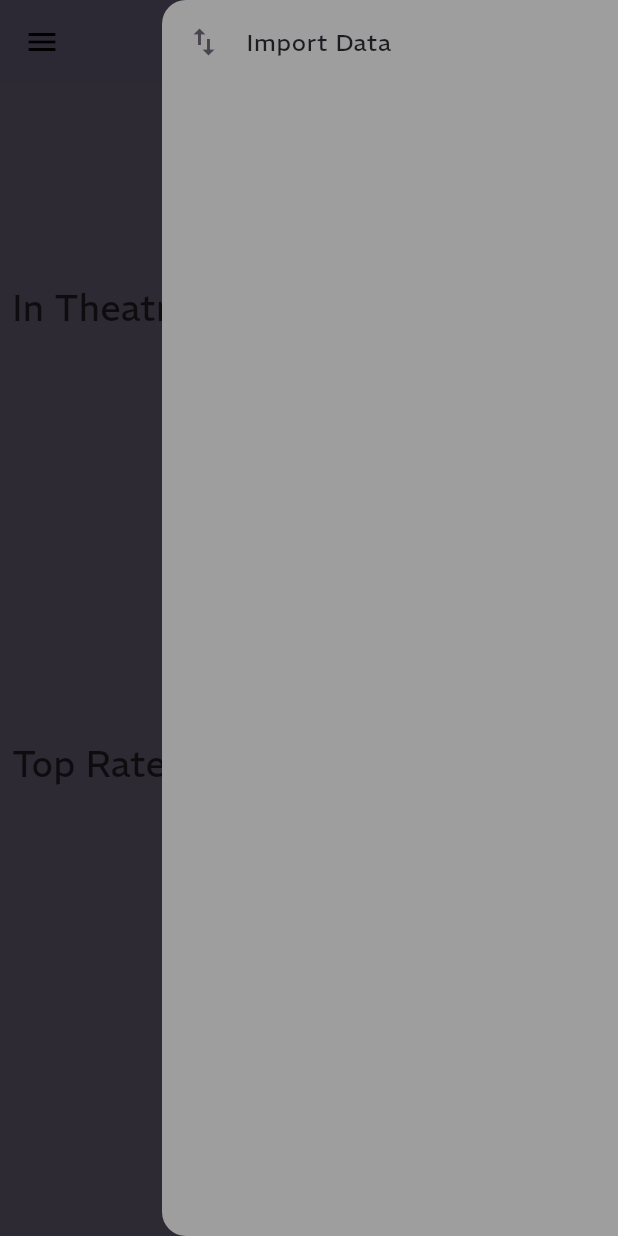
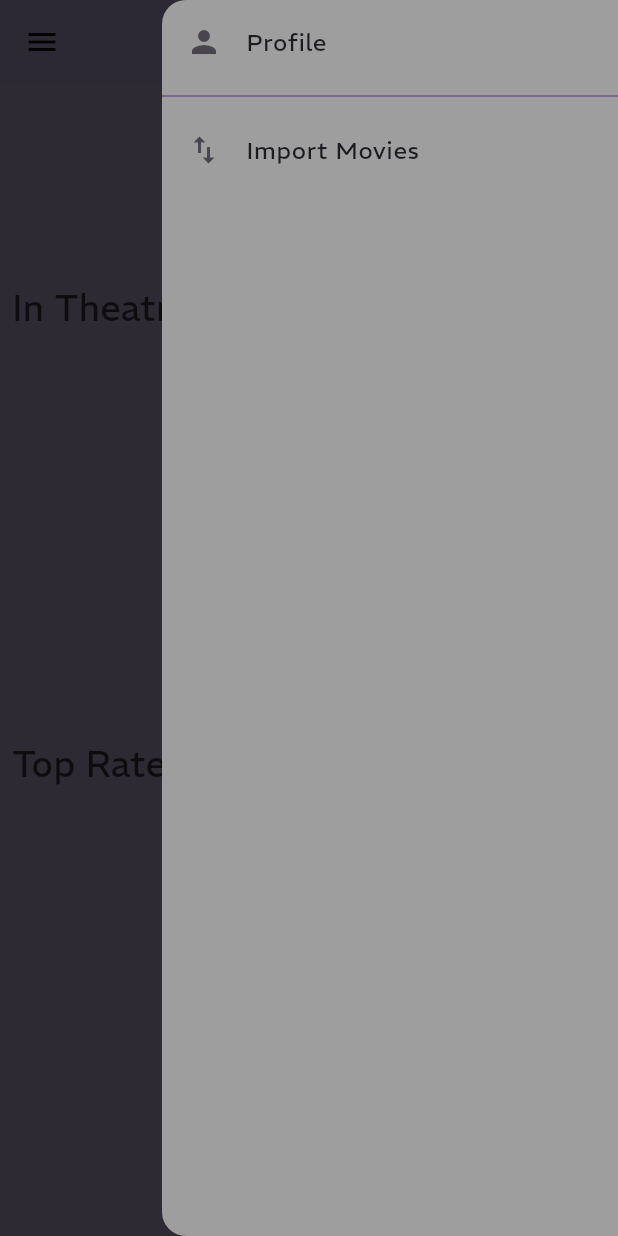
Before and after one commit to MDPater/POPcorn, a Flutter app: the screen it shows after launch, scrolled down 214 dp, after a tap on the "person" icon, on a phone screen of 412 x 824 dp. Run offline on Flutter 3.47's test engine with Material 2 defaults, Android fonts, the phone set to English and light mode, and no system bars; our stand-ins replace flutter_rating_bar, hive, hive_flutter; missing offline and left inert: tmdb_api; accounts and stored records are empty.

Commit message:
Profile Drawer

```diff
--- a/lib/widgets/ProfileDrawer.dart
+++ b/lib/widgets/ProfileDrawer.dart
@@ -11,8 +11,15 @@ class MyProfileDrawer extends StatelessWidget {
         children: [
           ListTile(
             splashColor: Theme.of(context).colorScheme.secondary,
+            leading: const Icon(Icons.person),
+            title: const Text('Profile'),
+            onTap: () {},
+          ),
+          Divider(color: Theme.of(context).colorScheme.primary),
+          ListTile(
+            splashColor: Theme.of(context).colorScheme.secondary,
             leading: const Icon(Icons.import_export),
-            title: const Text('Import Data'),
+            title: const Text('Import Movies'),
             onTap: () {},
           )
         ],
```
